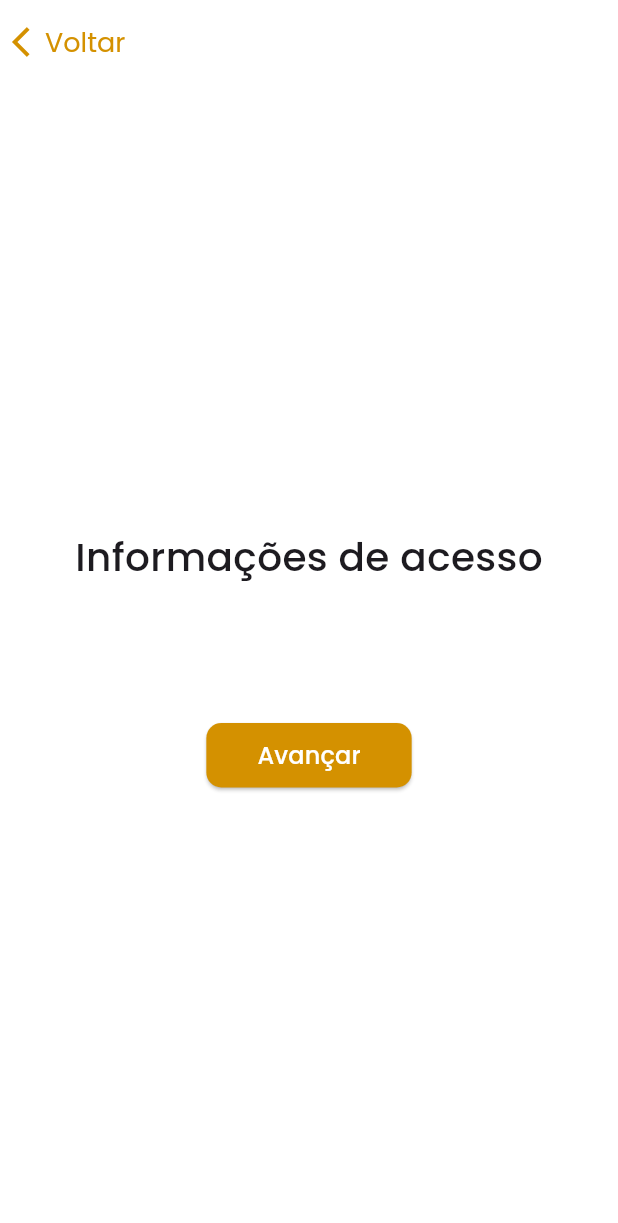
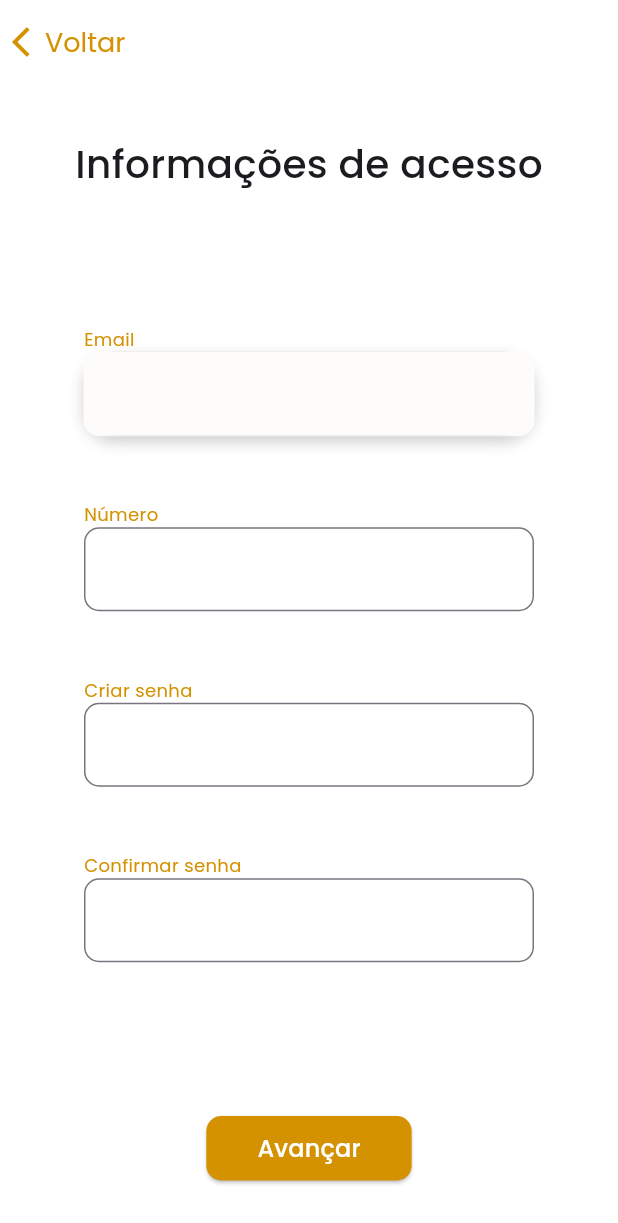
Before and after one commit to jooaonnz/App-Flutter, a Flutter app: the screen it shows after launch, after a tap on "Iniciar cadastro", on a phone screen of 412 x 824 dp. Shown: the top 1223 px of the screen. Run offline on Flutter 3.47's test engine with Material 3 defaults, Android fonts, the phone set to English and light mode, and no system bars.

Commit message:
Sombra adicionada no box do input

```diff
--- a/lib/features/auth/screens/login.dart
+++ b/lib/features/auth/screens/login.dart
@@ -18,9 +18,16 @@ class Login extends StatefulWidget {
       super.dispose();
     }
 
-
     @override
     Widget build(BuildContext context) {
+
+      final labelStyle = TextStyle(
+        color: Color(0xFFD49100),
+        fontFamily: 'Poppins',
+        fontWeight: FontWeight.w100,
+        fontSize: 12,
+      );
+
     return Scaffold(
       appBar: AppBar(
         backgroundColor: Color(0xFFFFFFFF),
@@ -43,7 +50,6 @@ class Login extends StatefulWidget {
 
         ),
         ),
-
       backgroundColor: Color(0xFFFFFFFF),
       body: Center(
         child: Column(
@@ -51,7 +57,81 @@ class Login extends StatefulWidget {
           children: [
             const Text('Informações de acesso',  style: TextStyle(fontFamily: 'Poppins', fontSize: 26.0 , fontWeight: FontWeight.w500), ),
             const SizedBox(height: 90), // espaço entre texto e botão
-            // espaço para form
+
+            Padding(
+              padding: const EdgeInsets.symmetric(horizontal: 56),
+                child: Form(
+                  key: _formKey,
+                  child: Column(
+
+                    crossAxisAlignment: CrossAxisAlignment.start,
+                    children: [
+                        Text('Email', style: labelStyle,),
+                        Container(
+                          decoration: BoxDecoration(
+                            color: Color(0xFF000000),
+                            borderRadius: BorderRadius.circular(20),
+                            boxShadow:[
+                              BoxShadow(
+                                color: Colors.black.withOpacity(0.2),
+                                blurRadius: 8,
+                                offset: const Offset(0,4),
+                              ),
+                            ]
+                          ),
+
+
+                       child: TextFormField(
+                            decoration: InputDecoration(
+                            filled: true,
+                            fillColor: Color(0xFFFDFCFB ),
+                            enabledBorder: OutlineInputBorder(
+                            borderRadius: BorderRadius.circular(10),
+                            borderSide: const BorderSide(color: Color(0xFFFDFCFB),
+                            width: 0
+                            ),
+                            ),
+                          ),
+                        ),
+                        ),
+                        SizedBox(height: 44),
+
+                        Text('Número', style: labelStyle,),
+                        TextFormField(
+                          decoration: InputDecoration(
+                            border: OutlineInputBorder(
+                              borderRadius: BorderRadius.circular(10),
+                              borderSide: const BorderSide(color: Color(0xFFFDFCFB))
+                            ),
+                          ),
+                        ),
+                        SizedBox(height: 44),
+
+                        Text('Criar senha', style: labelStyle,),
+                        TextField(
+                        decoration: InputDecoration(
+                          border: OutlineInputBorder(
+                            borderRadius: BorderRadius.circular(10),
+                            borderSide: const BorderSide(color: Color(0xFFFDFCFB))
+                          ),
+                        ),
+                      ),
+                      SizedBox(height: 44),
+
+                      Text('Confirmar senha', style: labelStyle,),
+                      TextFormField(
+                        decoration: InputDecoration(
+                          border: OutlineInputBorder(
+                            borderRadius: BorderRadius.circular(10),
+                            borderSide: const BorderSide(color: Color(0xFFFDFCFB))
+                          ),
+                        ),
+                      )
+                    ],
+                  ),
+                  ),
+               ),
+               SizedBox(height:100 ),
             ElevatedButton(
               style: ElevatedButton.styleFrom(
                 backgroundColor: Color(0xFFD49100),
```
